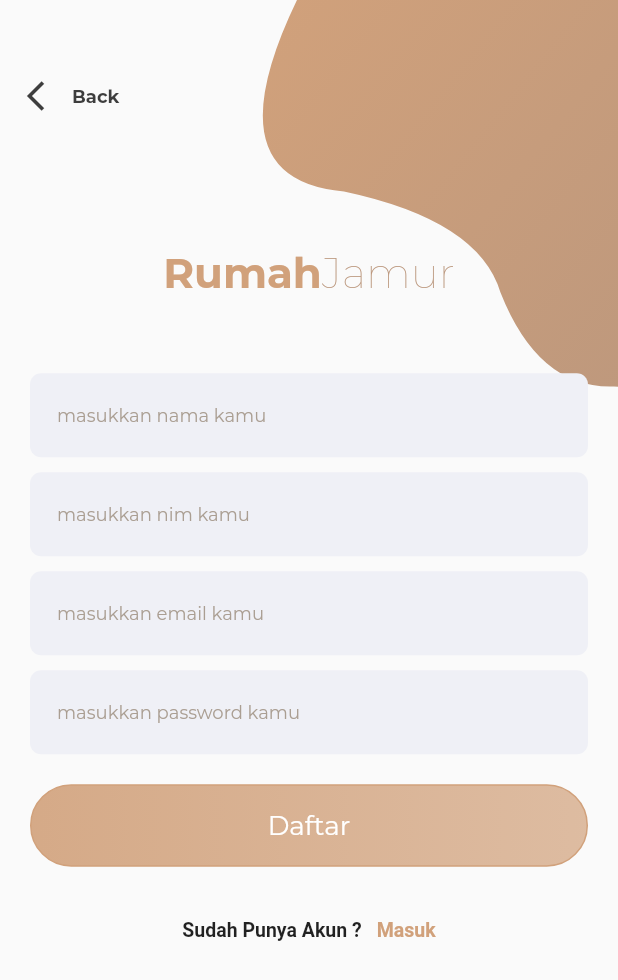
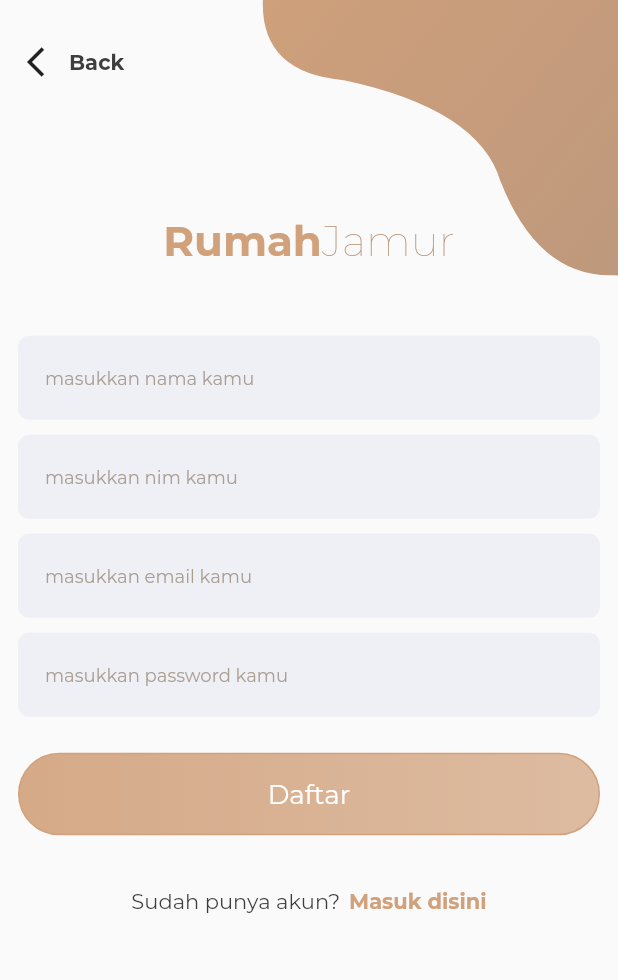
Before and after one commit to candraprasetya/rumah_jamur_app, a Flutter app: the RegisterScreen screen opened by its route, on a phone screen of 412 x 824 dp. Shown: the top 980 px of the screen. Run offline on Flutter 3.47's test engine with Material 2 defaults, Android fonts, the phone set to English and light mode, and no system bars; drawn by our look-alikes of velocity_x; our stand-ins replace cloud_firestore, firebase_auth, firebase_core, firebase_storage, fl_chart, get and 4 more; missing offline and left inert: qrscan, spincircle_bottom_bar; accounts and stored records are empty.

Commit message:
merapikan register screen

```diff
--- a/lib/screens/login_screen.dart
+++ b/lib/screens/login_screen.dart
@@ -52,12 +52,12 @@ class _LoginScreenState extends State<LoginScreen> {
           alignment: Alignment.bottomCenter,
           child: HStack(
             [
-              'Don\'t have an account ?'
+              'Bellum punya akun?'
                   .text
                   .textStyle(primaryText.copyWith(fontSize: 14))
                   .make(),
               6.widthBox,
-              'Register'
+              'Daftar disini'
                   .text
                   .textStyle(
                       boldText.copyWith(fontSize: 14, color: Warna.primary))
--- a/lib/screens/register_screen.dart
+++ b/lib/screens/register_screen.dart
@@ -10,27 +10,6 @@ class _RegisterScreenState extends State<RegisterScreen> {
   TextEditingController passController = TextEditingController();
   TextEditingController nameController = TextEditingController();
   TextEditingController nimController = TextEditingController();
-
-  Widget _backButton() {
-    return InkWell(
-        onTap: () {
-          Navigator.pop(context);
-        },
-        child: HStack(
-          [
-            IconButton(
-                icon: Icon(Icons.arrow_back_ios_outlined),
-                color: Warna.darkBrown,
-                onPressed: () => Get.back()),
-            'Back'
-                .text
-                .color(Warna.darkBrown)
-                .textStyle(boldText.copyWith(fontSize: 12))
-                .make()
-          ],
-          crossAlignment: CrossAxisAlignment.center,
-        ));
-  }
 
   Widget _submitButton() {
     return MyButton(
@@ -85,29 +64,24 @@ class _RegisterScreenState extends State<RegisterScreen> {
         Get.offAndToNamed('/login');
       },
       child: Container(
-        margin: EdgeInsets.symmetric(vertical: 20),
-        padding: EdgeInsets.all(15),
-        alignment: Alignment.bottomCenter,
-        child: Row(
-          mainAxisAlignment: MainAxisAlignment.center,
-          children: <Widget>[
-            Text(
-              'Sudah Punya Akun ?',
-              style: TextStyle(fontSize: 13, fontWeight: FontWeight.w600),
-            ),
-            SizedBox(
-              width: 10,
-            ),
-            Text(
-              'Masuk',
-              style: TextStyle(
-                  color: Warna.primary,
-                  fontSize: 13,
-                  fontWeight: FontWeight.w600),
-            ),
-          ],
-        ),
-      ),
+          margin: EdgeInsets.symmetric(vertical: 20),
+          padding: EdgeInsets.all(15),
+          alignment: Alignment.bottomCenter,
+          child: HStack(
+            [
+              'Sudah punya akun?'
+                  .text
+                  .textStyle(primaryText.copyWith(fontSize: 14))
+                  .make(),
+              6.widthBox,
+              'Masuk disini'
+                  .text
+                  .textStyle(
+                      boldText.copyWith(fontSize: 14, color: Warna.primary))
+                  .make()
+            ],
+            alignment: MainAxisAlignment.center,
+          )),
     );
   }
 
@@ -156,43 +130,38 @@ class _RegisterScreenState extends State<RegisterScreen> {
 
   @override
   Widget build(BuildContext context) {
-    final height = MediaQuery.of(context).size.height;
     return Scaffold(
-      body: Container(
-        height: height,
-        child: Stack(
-          children: <Widget>[
+      body: VxBox(
+        child: ZStack(
+          [
             Positioned(
-              top: -MediaQuery.of(context).size.height * .15,
-              right: -MediaQuery.of(context).size.width * .4,
-              child: MyContainer(),
+                top: -context.screenHeight * .24,
+                right: -context.screenWidth * .4,
+                child: MyContainer()),
+            VxBox(
+              child: VStack(
+                [
+                  (context.screenHeight * .16).heightBox,
+                  _title(),
+                  46.heightBox,
+                  _emailPasswordWidget(),
+                  24.heightBox,
+                  _submitButton(),
+                  _loginAccountLabel().objectBottomCenter(),
+                ],
+                alignment: MainAxisAlignment.center,
+                crossAlignment: CrossAxisAlignment.center,
+                axisSize: MainAxisSize.max,
+              ).scrollVertical(),
+            ).make().p12(),
+            BackButtonWidget(
+              title: 'Back',
+              iconData: Icons.arrow_back_ios_outlined,
+              onPressed: () => Get.back(),
             ),
-            Container(
-              padding: EdgeInsets.symmetric(horizontal: 20),
-              child: SingleChildScrollView(
-                child: Column(
-                  crossAxisAlignment: CrossAxisAlignment.center,
-                  mainAxisAlignment: MainAxisAlignment.center,
-                  children: <Widget>[
-                    SizedBox(height: height * .2),
-                    _title(),
-                    SizedBox(
-                      height: 50,
-                    ),
-                    _emailPasswordWidget(),
-                    SizedBox(
-                      height: 20,
-                    ),
-                    _submitButton(),
-                    _loginAccountLabel(),
-                  ],
-                ),
-              ),
-            ),
-            Positioned(top: 40, left: 0, child: _backButton()),
           ],
         ),
-      ),
+      ).make(),
     );
   }
 }
```
